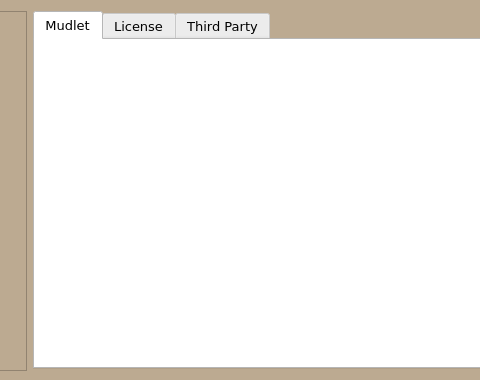
Old version of the form src/ui/about_dialog.ui in the repository Mudlet/Mudlet; both pictures show x 304 to 784 and y 0 to 380 of the 926 by 380 pixel window.
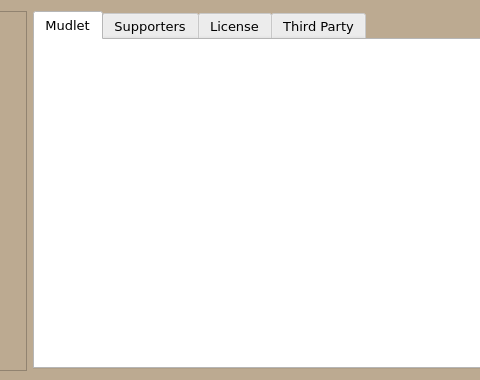
New version of the form. The open tabs and pages were chosen to show the change. Icons and pictures are not drawn.

Commit message: Add initial tab and icon

```diff
--- a/src/ui/about_dialog.ui
+++ b/src/ui/about_dialog.ui
@@ -310,6 +310,15 @@
           </color>
          </brush>
         </colorrole>
+        <colorrole role="PlaceholderText">
+         <brush brushstyle="NoBrush">
+          <color alpha="128">
+           <red>0</red>
+           <green>0</green>
+           <blue>0</blue>
+          </color>
+         </brush>
+        </colorrole>
        </active>
        <inactive>
         <colorrole role="WindowText">
@@ -447,6 +456,15 @@
           </color>
          </brush>
         </colorrole>
+        <colorrole role="PlaceholderText">
+         <brush brushstyle="NoBrush">
+          <color alpha="128">
+           <red>0</red>
+           <green>0</green>
+           <blue>0</blue>
+          </color>
+         </brush>
+        </colorrole>
        </inactive>
        <disabled>
         <colorrole role="WindowText">
@@ -584,6 +602,15 @@
           </color>
          </brush>
         </colorrole>
+        <colorrole role="PlaceholderText">
+         <brush brushstyle="NoBrush">
+          <color alpha="128">
+           <red>0</red>
+           <green>0</green>
+           <blue>0</blue>
+          </color>
+         </brush>
+        </colorrole>
        </disabled>
       </palette>
      </property>
@@ -713,6 +740,15 @@
        </item>
       </layout>
      </widget>
+     <widget class="QWidget" name="tab_supporters">
+      <attribute name="icon">
+       <iconset resource="../mudlet.qrc">
+        <normaloff>:/icons/Patreon_Mark_Primary.png</normaloff>:/icons/Patreon_Mark_Primary.png</iconset>
+      </attribute>
+      <attribute name="title">
+       <string>Supporters</string>
+      </attribute>
+     </widget>
      <widget class="QWidget" name="tab_license">
       <attribute name="title">
        <string>License</string>
```
Left out of the diff: 2 changed lines with no effect on the pictures. The commit also changes 2 other files.
